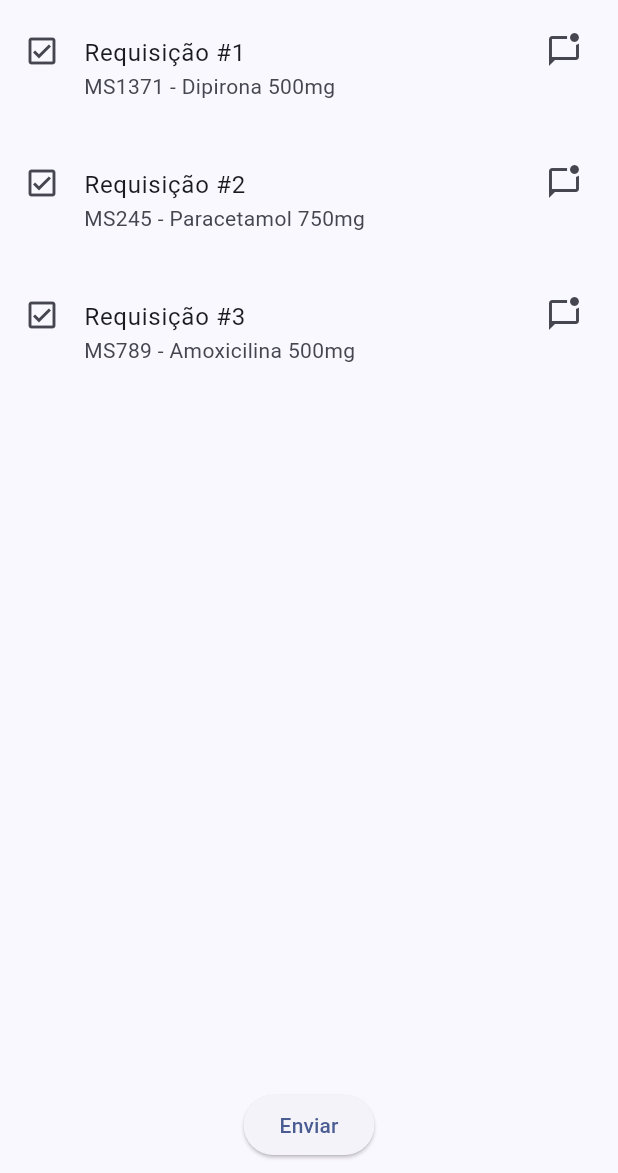
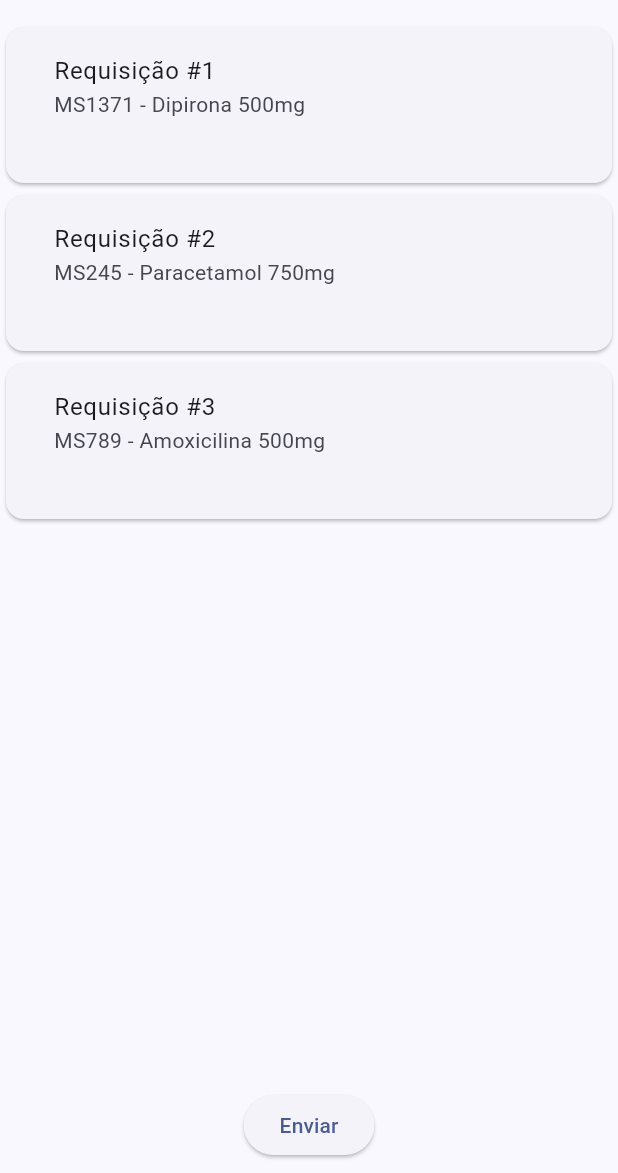
Before and after one commit to paulo-evangelista/pilltrackr, a Flutter app: the screen it shows after launch, after a tap on "Enviar", on a phone screen of 412 x 824 dp, the part 63-1236 px from its top. Run offline on Flutter 3.47's test engine with Material 3 defaults, Android fonts, the phone set to English and light mode, and no system bars; network calls fail.

Commit message:
feat: reordenação de cards e teste do botão de envio

```diff
--- a/src/frontend/lib/models/request.dart
+++ b/src/frontend/lib/models/request.dart
@@ -4,4 +4,12 @@ class Request {
   final String status;
 
   Request({required this.id, required this.title, required this.status});
+
+  Map<String, dynamic> toJson() {
+    return {
+      'id': id,
+      'title': title,
+      'status': status,
+    };
+  }
 }
--- a/src/frontend/lib/views/fc/requests.dart
+++ b/src/frontend/lib/views/fc/requests.dart
@@ -1,10 +1,63 @@
+import 'package:flutter/foundation.dart';
 import 'package:flutter/material.dart';
 import 'package:frontend/models/request.dart';
+import 'package:http/http.dart' as http;
 import '../../widgets/list_tile_custom.dart';
+import 'dart:convert';
 
-class MyRequests extends StatelessWidget {
-  // ignore: use_key_in_widget_constructors
-  const MyRequests();
+class MyRequests extends StatefulWidget {
+  const MyRequests({super.key});
+
+  @override
+  // ignore: library_private_types_in_public_api
+  _MyRequestsState createState() => _MyRequestsState();
+}
+
+class _MyRequestsState extends State<MyRequests> {
+  final List<Request> _requests = [
+    Request(id: '1', title: 'Requisição #1', status: 'MS1371 - Dipirona 500mg'),
+    Request(id: '2', title: 'Requisição #2', status: 'MS245 - Paracetamol 750mg'),
+    Request(id: '3', title: 'Requisição #3', status: 'MS789 - Amoxicilina 500mg'),
+  ];
+
+  Future<void> _sendRequests(List<Request> requests) async {
+    final url = Uri.parse('https://httpbin.org/post'); // URL do serviço de mock httpbin
+
+    try {
+      final response = await http.post(
+        url,
+        headers: {'Content-Type': 'application/json'},
+        body: jsonEncode(requests.map((r) => r.toJson()).toList()),
+      );
+
+      if (response.statusCode == 200) {
+        if (kDebugMode) {
+          print('Requisições enviadas com sucesso!');
+        }
+        if (kDebugMode) {
+          print('Resposta: ${response.body}');
+        }
+      } else {
+        if (kDebugMode) {
+          print('Falha ao enviar requisições. Código: ${response.statusCode}');
+        }
+      }
+    } catch (e) {
+      if (kDebugMode) {
+        print('Erro ao enviar requisições: $e');
+      }
+    }
+  }
+
+  void _onReorder(int oldIndex, int newIndex) {
+    setState(() {
+      if (newIndex > oldIndex) {
+        newIndex -= 1;
+      }
+      final Request item = _requests.removeAt(oldIndex);
+      _requests.insert(newIndex, item);
+    });
+  }
 
   @override
   Widget build(BuildContext context) {
@@ -15,20 +68,23 @@ class MyRequests extends StatelessWidget {
       body: Column(
         children: [
           Expanded(
-            child: ListView(
-              children: [
-                ListTileCustom(request: Request(id: '1', title: 'Requisição #1', status: 'MS1371 - Dipirona 500mg')),
-                ListTileCustom(request: Request(id: '2', title: 'Requisição #2', status: 'MS245 - Paracetamol 750mg')),
-                ListTileCustom(request: Request(id: '3', title: 'Requisição #3', status: 'MS789 - Amoxicilina 500mg')),
-              ],
+            child: ReorderableListView(
+              onReorder: _onReorder,
+              children: _requests.map((request) {
+                return Card(
+                  key: ValueKey(request.id),
+                  child: ListTile(
+                    // ignore: prefer_const_constructors
+                    title: ListTileCustom(request: request),
+                  ),
+                );
+              }).toList(),
             ),
           ),
           Padding(
             padding: const EdgeInsets.all(8.0),
             child: ElevatedButton(
-              onPressed: () {
-                // Lógica para enviar as requisições
-              },
+              onPressed: () => _sendRequests(_requests),
               child: const Text('Enviar'),
             ),
           ),
--- a/src/frontend/lib/widgets/list_tile_custom.dart
+++ b/src/frontend/lib/widgets/list_tile_custom.dart
@@ -29,10 +29,8 @@ class ListTileCustom extends StatelessWidget {
   @override
   Widget build(BuildContext context) {
     return ListTile(
-      leading: const Icon(Icons.check_box_outlined),
       title: Text(request.title),
       subtitle: Text(request.status),
-      trailing: const Icon(Icons.mark_chat_unread_outlined),
       onTap: () => _showModal(context),
       isThreeLine: true,
     );
--- a/src/frontend/pubspec.yaml
+++ b/src/frontend/pubspec.yaml
@@ -35,6 +35,7 @@ dependencies:
   # The following adds the Cupertino Icons font to your application.
   # Use with the CupertinoIcons class for iOS style icons.
   cupertino_icons: ^1.0.6
+  http: ^1.2.1
 
 dev_dependencies:
   flutter_test:
```
Also changed, not shown: src/frontend/pubspec.lock.
